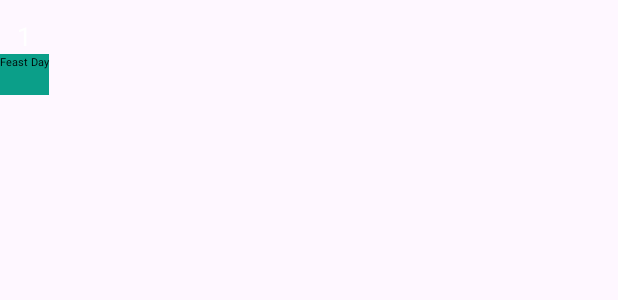
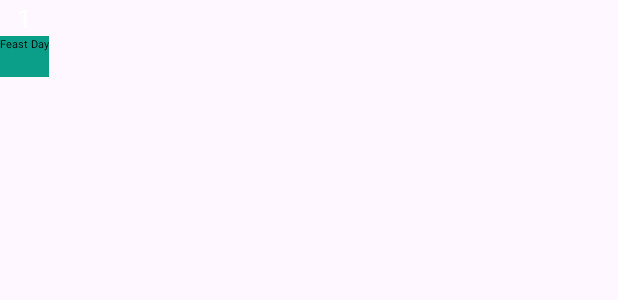
Before and after one commit to Moutamid/Unnepek, an Android app: the layout calendar_cell.xml on its own in the app's theme, with its tools: preview values and no code run, on a phone screen of 412 x 824 dp. Shown: the top 300 px of the screen. Run offline under Robolectric (Android 15) with nearby library versions, the phone set to English and light mode, and no system bars.

Commit message:
fixed widget layout

```diff
--- a/app/src/main/java/com/moutamid/unnepek/widget/GridRemoteViewsFactory.java
+++ b/app/src/main/java/com/moutamid/unnepek/widget/GridRemoteViewsFactory.java
@@ -158,6 +158,8 @@ public class GridRemoteViewsFactory implements RemoteViewsService.RemoteViewsFac
             rv.setTextViewText(R.id.dayText, item.feastLabel);
             rv.setTextColor(R.id.dayText,
                     (item.feastLabel.equals("Szo") || item.feastLabel.equals("V")) ? Color.RED : Color.WHITE);
+            rv.setViewVisibility(R.id.feastLabel, View.GONE);
+
 //            rv.setTextViewTextSize(R.id.dayText, TypedValue.COMPLEX_UNIT_SP, 13);
 
             // --- Previous/Next Month Cells ---
--- a/app/src/main/res/layout/activity_monthly_view.xml
+++ b/app/src/main/res/layout/activity_monthly_view.xml
@@ -2,7 +2,7 @@
 <RelativeLayout xmlns:android="http://schemas.android.com/apk/res/android"
     android:id="@+id/widgetRoot"
     android:layout_width="match_parent"
-    android:layout_height="wrap_content"
+    android:layout_height="match_parent"
     android:padding="15dp">
 
     <ImageView
@@ -61,9 +61,9 @@
     <GridView
         android:id="@+id/calendarGrid"
         android:layout_width="match_parent"
-        android:layout_height="wrap_content"
+        android:layout_height="match_parent"
         android:layout_marginTop="75dp"
-        android:horizontalSpacing="12dp"
+        android:horizontalSpacing="5dp"
         android:numColumns="7"
         android:verticalSpacing="12dp" />
 
--- a/app/src/main/res/layout/calendar_cell.xml
+++ b/app/src/main/res/layout/calendar_cell.xml
@@ -1,8 +1,7 @@
 <LinearLayout xmlns:android="http://schemas.android.com/apk/res/android"
     android:id="@+id/calendar_cell_root"
     android:layout_width="wrap_content"
-    android:layout_height="75dp"
-    android:minHeight="75dp"
+    android:layout_height="wrap_content"
     android:gravity="center"
     android:orientation="vertical">
 
```
